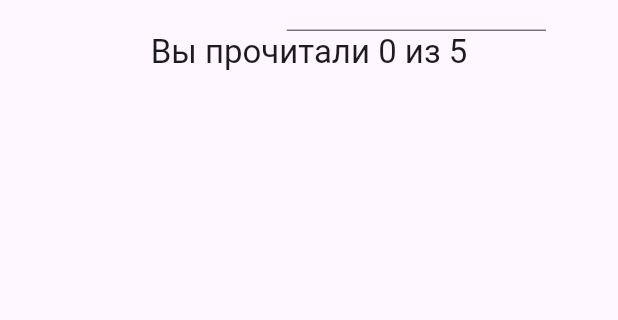
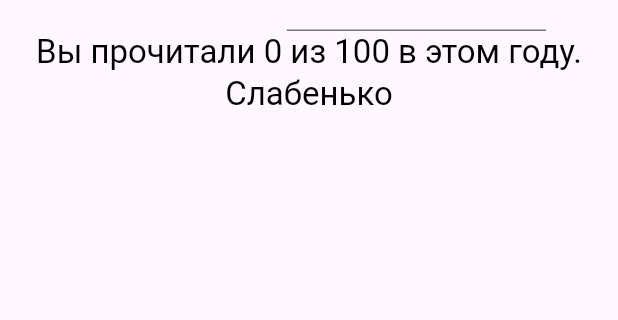
Before and after one commit to DonErnest/books_rating, a Flutter app: the screen it shows after launch, on a phone screen of 412 x 824 dp, the part 53-373 px from its top. Run offline on Flutter 3.47's test engine with Material 3 defaults, Android fonts, the phone set to English and light mode, and no system bars; our stand-ins replace flutter_slidable.

Commit message:
Workedon counter - added emoji and basic color scheme to bully nerds who have time to read books

```diff
--- a/lib/models/book.dart
+++ b/lib/models/book.dart
@@ -1,6 +1,6 @@
 import 'package:uuid/uuid.dart';
 
-int maxCount = 5;
+int maxCount = 100;
 
 const uuid = Uuid();
 
--- a/lib/screens/home.dart
+++ b/lib/screens/home.dart
@@ -26,12 +26,22 @@ class HomeScreen extends StatelessWidget {
   @override
   Widget build(BuildContext context) {
     final theme = Theme.of(context);
+    var counterText =
+        "Вы прочитали ${readThisYear} из ${maxCount} в этом году. Слабенько";
+
+    if (readThisYear >= maxCount) {
+      counterText = "Вы действительно прочитали столько или льстите себе? \n😏";
+    }
 
     return Column(
       children: [
         Text(
-          "Вы прочитали ${readThisYear} из ${maxCount}",
-          style: Theme.of(context).textTheme.titleLarge,
+          counterText,
+          textAlign: TextAlign.center,
+          style: Theme.of(context).textTheme.titleLarge!.copyWith(
+              color: readThisYear >= maxCount
+                  ? Colors.green.shade800
+                  : Colors.black),
         ),
         Expanded(
           child: ListView.builder(
```
